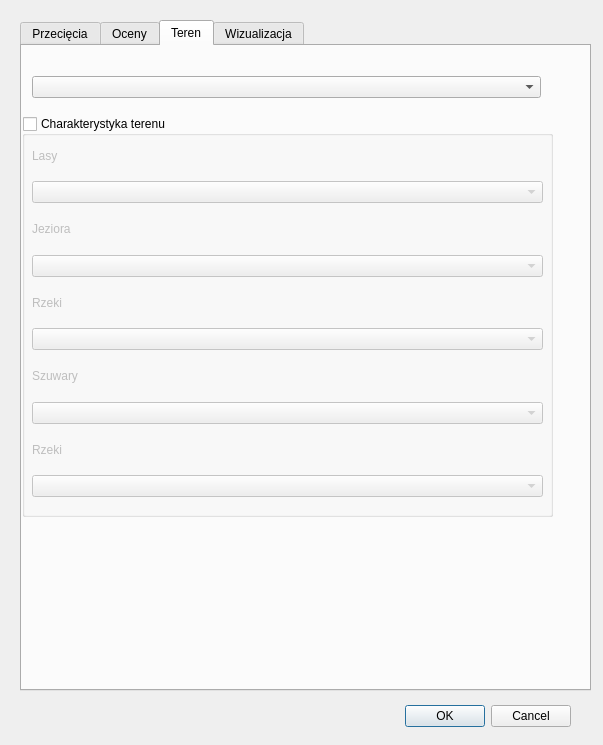
kamildrejer/oceny, file oceny_dialog_base.ui: the form before one commit.
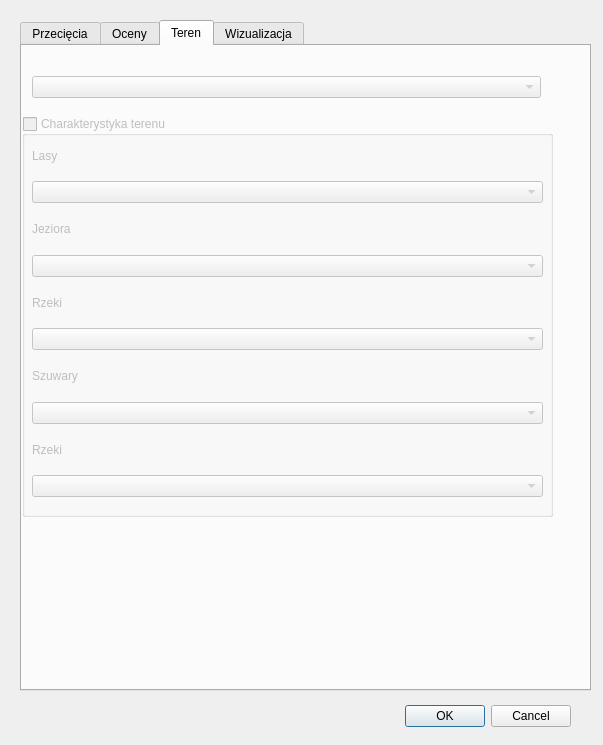
The form after the commit. The open tabs and pages were chosen to show the change. Custom widgets are drawn as their Qt base class.

What changed in the file:
```diff
--- a/oceny_dialog_base.ui
+++ b/oceny_dialog_base.ui
@@ -578,14 +578,14 @@
    </widget>
    <widget class="QWidget" name="tab_2">
     <property name="enabled">
-     <bool>true</bool>
+     <bool>false</bool>
     </property>
     <attribute name="title">
      <string>Teren</string>
     </attribute>
     <widget class="QGroupBox" name="checkbox_analiza_terenu">
      <property name="enabled">
-      <bool>true</bool>
+      <bool>false</bool>
      </property>
      <property name="geometry">
       <rect>
```
Left out of the diff: 5 changed lines with no effect on the pictures.
